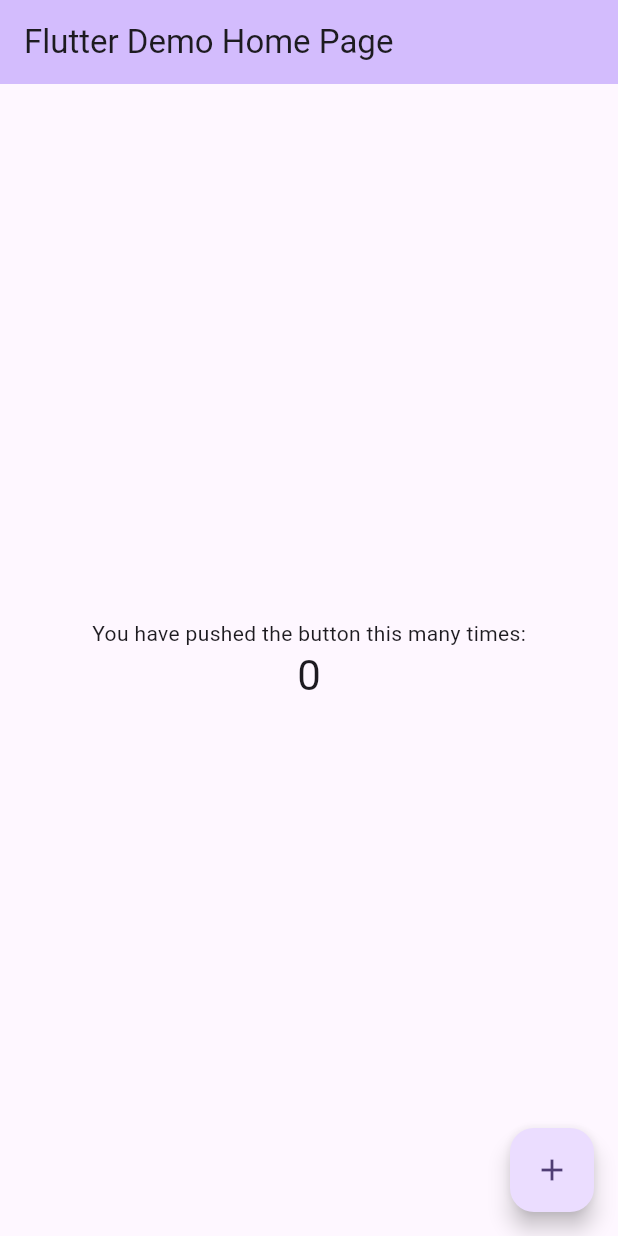
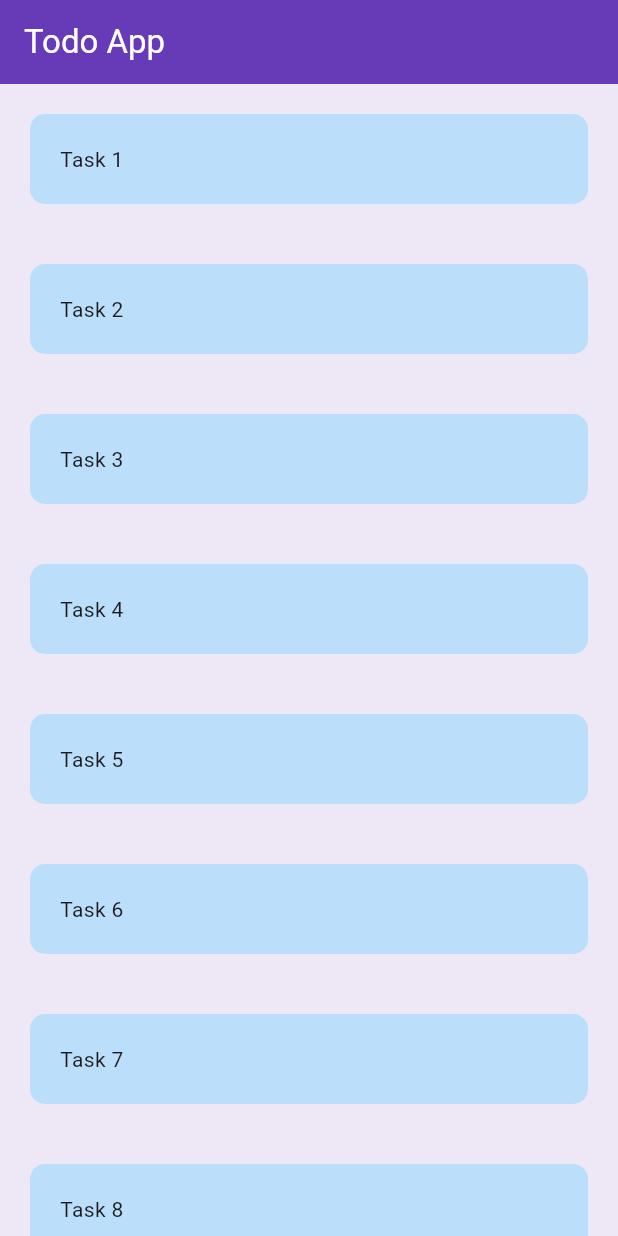
Before and after one commit to ZakyTm/simple_todo_app, a Flutter app: the screen it shows after launch, on a phone screen of 412 x 824 dp. Run offline on Flutter 3.47's test engine with Material 3 defaults, Android fonts, the phone set to English and light mode, and no system bars.

Commit message:
Creating a new home page where I put in it ListView.builder that has a list of todo tasts and a container that has all the todo tasks in it wrapped by a padding wedget

```diff
--- a/lib/main.dart
+++ b/lib/main.dart
@@ -1,4 +1,5 @@
 import 'package:flutter/material.dart';
+import 'package:todo_app/pages/home_page.dart';
 
 void main() {
   runApp(const MyApp());
@@ -11,115 +12,8 @@ class MyApp extends StatelessWidget {
   @override
   Widget build(BuildContext context) {
     return MaterialApp(
-      title: 'Flutter Demo',
-      theme: ThemeData(
-        // This is the theme of your application.
-        //
-        // TRY THIS: Try running your application with "flutter run". You'll see
-        // the application has a purple toolbar. Then, without quitting the app,
-        // try changing the seedColor in the colorScheme below to Colors.green
-        // and then invoke "hot reload" (save your changes or press the "hot
-        // reload" button in a Flutter-supported IDE, or press "r" if you used
-        // the command line to start the app).
-        //
-        // Notice that the counter didn't reset back to zero; the application
-        // state is not lost during the reload. To reset the state, use hot
-        // restart instead.
-        //
-        // This works for code too, not just values: Most code changes can be
-        // tested with just a hot reload.
-        colorScheme: ColorScheme.fromSeed(seedColor: Colors.deepPurple),
-        useMaterial3: true,
-      ),
-      home: const MyHomePage(title: 'Flutter Demo Home Page'),
+      debugShowCheckedModeBanner: false,
+      home: HomePage(),
     );
   }
 }
-
-class MyHomePage extends StatefulWidget {
-  const MyHomePage({super.key, required this.title});
-
-  // This widget is the home page of your application. It is stateful, meaning
-  // that it has a State object (defined below) that contains fields that affect
-  // how it looks.
-
-  // This class is the configuration for the state. It holds the values (in this
-  // case the title) provided by the parent (in this case the App widget) and
-  // used by the build method of the State. Fields in a Widget subclass are
-  // always marked "final".
-
-  final String title;
-
-  @override
-  State<MyHomePage> createState() => _MyHomePageState();
-}
-
-class _MyHomePageState extends State<MyHomePage> {
-  int _counter = 0;
-
-  void _incrementCounter() {
-    setState(() {
-      // This call to setState tells the Flutter framework that something has
-      // changed in this State, which causes it to rerun the build method below
-      // so that the display can reflect the updated values. If we changed
-      // _counter without calling setState(), then the build method would not be
-      // called again, and so nothing would appear to happen.
-      _counter++;
-    });
-  }
-
-  @override
-  Widget build(BuildContext context) {
-    // This method is rerun every time setState is called, for instance as done
-    // by the _incrementCounter method above.
-    //
-    // The Flutter framework has been optimized to make rerunning build methods
-    // fast, so that you can just rebuild anything that needs updating rather
-    // than having to individually change instances of widgets.
-    return Scaffold(
-      appBar: AppBar(
-        // TRY THIS: Try changing the color here to a specific color (to
-        // Colors.amber, perhaps?) and trigger a hot reload to see the AppBar
-        // change color while the other colors stay the same.
-        backgroundColor: Theme.of(context).colorScheme.inversePrimary,
-        // Here we take the value from the MyHomePage object that was created by
-        // the App.build method, and use it to set our appbar title.
-        title: Text(widget.title),
-      ),
-      body: Center(
-        // Center is a layout widget. It takes a single child and positions it
-        // in the middle of the parent.
-        child: Column(
-          // Column is also a layout widget. It takes a list of children and
-          // arranges them vertically. By default, it sizes itself to fit its
-          // children horizontally, and tries to be as tall as its parent.
-          //
-          // Column has various properties to control how it sizes itself and
-          // how it positions its children. Here we use mainAxisAlignment to
-          // center the children vertically; the main axis here is the vertical
-          // axis because Columns are vertical (the cross axis would be
-          // horizontal).
-          //
-          // TRY THIS: Invoke "debug painting" (choose the "Toggle Debug Paint"
-          // action in the IDE, or press "p" in the console), to see the
-          // wireframe for each widget.
-          mainAxisAlignment: MainAxisAlignment.center,
-          children: <Widget>[
-            const Text(
-              'You have pushed the button this many times:',
-            ),
-            Text(
-              '$_counter',
-              style: Theme.of(context).textTheme.headlineMedium,
-            ),
-          ],
-        ),
-      ),
-      floatingActionButton: FloatingActionButton(
-        onPressed: _incrementCounter,
-        tooltip: 'Increment',
-        child: const Icon(Icons.add),
-      ), // This trailing comma makes auto-formatting nicer for build methods.
-    );
-  }
-}
--- /dev/null
+++ b/lib/pages/home_page.dart
@@ -0,0 +1,46 @@
+import 'package:flutter/material.dart';
+
+class HomePage extends StatelessWidget {
+  HomePage({Key? key}) : super(key: key);
+
+  List toDoList = [
+    ['Task 1', false],
+    ['Task 2', false],
+    ['Task 3', false],
+    ['Task 4', false],
+    ['Task 5', false],
+    ['Task 6', false],
+    ['Task 7', false],
+    ['Task 8', false],
+    ['Task 9', false],
+    ['Task 10', false],
+  ];
+
+  @override
+  Widget build(BuildContext context) {
+    return Scaffold(
+        backgroundColor: Colors.deepPurple[50],
+        appBar: AppBar(
+          title: const Text('Todo App'),
+          backgroundColor: Colors.deepPurple,
+          foregroundColor: Colors.white,
+        ),
+        body: ListView.builder(
+            itemCount: toDoList.length,
+            itemBuilder: (BuildContext context, index) {
+              return Padding(
+                padding: const EdgeInsets.all(20),
+                child: Container(
+                  padding: const EdgeInsets.all(20),
+                  decoration: BoxDecoration(
+                    color: Colors.blue[100],
+                    borderRadius: BorderRadius.circular(10),
+                  ),
+                  child: Text(
+                    toDoList[index][0],
+                  ),
+                ),
+              );
+            }));
+  }
+}
```
